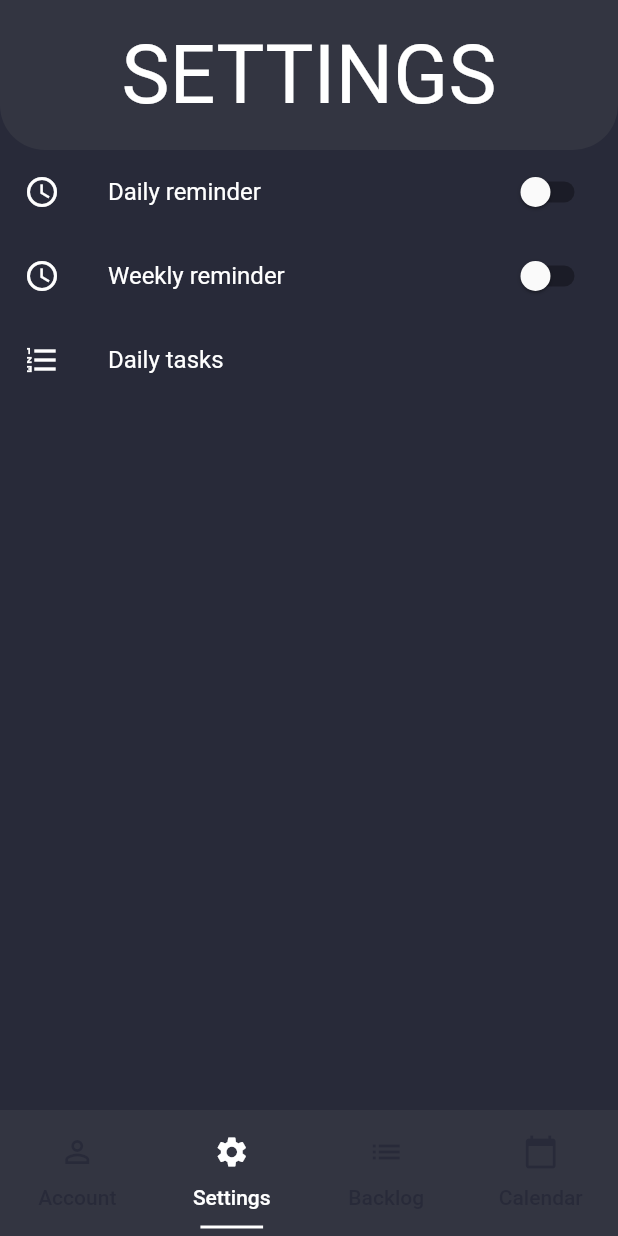
After one commit to MarrMann/ProductivityApp, a Flutter app: the screen it shows after launch, item 2 of the bottom bar chosen, on a phone screen of 412 x 824 dp. The commit adds this screen. Run offline on Flutter 3.47's test engine with Material 2 defaults, Android fonts, the phone set to English and light mode, and no system bars; Roboto replaces fonts that are missing (Yu Gothic UI).

Commit message:
Created settings page

```diff
--- a/SimpleWeek/lib/Models/global.dart
+++ b/SimpleWeek/lib/Models/global.dart
@@ -47,3 +47,8 @@
   color: Colors.white,
   fontSize: 28.0,
 );
+TextStyle settingsStyle = new TextStyle(
+  fontFamily: 'Yu Gothic UI',
+  color: Colors.white,
+  fontSize: 16.0,
+);
--- /dev/null
+++ b/SimpleWeek/lib/UI/Settings/settings.dart
@@ -0,0 +1,150 @@
+import 'package:flutter/material.dart';
+import 'package:SimpleWeek/Models/global.dart';
+
+class SettingsPage extends StatefulWidget {
+  SettingsPage({Key key}) : super(key: key);
+
+  @override
+  _SettingsPageState createState() => _SettingsPageState();
+}
+
+class _SettingsPageState extends State<SettingsPage> {
+  bool shouldRemindDaily = false;
+  bool shouldRemindWeekly = false;
+  bool isDarkTheme = true;
+
+  @override
+  Widget build(BuildContext context) {
+    double height = MediaQuery.of(context).size.height;
+
+    return Container(
+      color: darkGreyBackground,
+      child: Wrap(
+        children: <Widget>[
+          buildTitle(context),
+          Stack(
+            children: <Widget>[
+              buildSettingsList(context, height),
+            ],
+          )
+        ],
+      ),
+    );
+  }
+
+  Widget buildTitle(BuildContext context)
+  {
+    return Container(
+      height: 100.0,
+      decoration: BoxDecoration(
+        borderRadius: BorderRadius.only(
+          bottomLeft: Radius.circular(30.0),
+          bottomRight: Radius.circular(30.0)),
+        color: greyNormal),
+      child: Center(
+        child: Text(
+          'SETTINGS',
+          textAlign: TextAlign.center,
+          style: headerStyle,
+        ),
+      ),
+    );
+  }
+
+  Widget buildSettingsList(BuildContext context, double screenHeight){
+    return Container(
+      height: screenHeight - 100.0 - 38 - 15 - 55,
+      child: ListView(
+        children: buildSettingsTiles(context),
+      ),
+    );
+  }
+
+  List<Widget> buildSettingsTiles(BuildContext context){
+    List<Widget> settings = [];
+
+    //Daily reminder switch
+    settings.add(
+      SwitchListTile(
+        title: Text('Daily reminder', style: settingsStyle),
+        value: shouldRemindDaily,
+        secondary: const Icon(
+          Icons.schedule,
+          color: Colors.white,
+        ),
+        onChanged: (bool value) {
+
+        },
+      )
+    );
+
+    //Daily reminder
+    if (shouldRemindDaily){
+      settings.add(
+        ListTile(
+          title: Text('Daily reminder time', style: settingsStyle),
+          leading: Icon(
+            Icons.bookmark_border,
+            color: Colors.white,
+          ),
+        )
+      );
+    }
+
+    //Weekly reminder switch
+    settings.add(
+      SwitchListTile(
+        title: Text('Weekly reminder', style: settingsStyle),
+        value: shouldRemindWeekly,
+        secondary: const Icon(
+          Icons.schedule,
+          color: Colors.white,
+        ),
+        onChanged: (bool value) {
+
+        },
+      )
+    );
+
+    //Weekly reminder
+    if (shouldRemindWeekly){
+      settings.add(
+        ListTile(
+          title: Text('Weekly reminder time', style: settingsStyle),
+          leading: Icon(
+            Icons.bookmark_border,
+            color: Colors.white,
+          ),
+        )
+      );
+    }
+
+    //Daily task amount
+    settings.add(
+      ListTile(
+        title: Text('Daily tasks', style: settingsStyle),
+        leading: Icon(
+          Icons.format_list_numbered,
+          color: Colors.white,
+        ),
+      )
+    );
+
+    //Theme selection switch
+    // settings.add(
+    //   SwitchListTile(
+    //     title: Text('Dark theme', style: settingsStyle),
+    //     value: isDarkTheme,
+    //     secondary: const Icon(
+    //       Icons.lightbulb_outline,
+    //       color: Colors.white,
+    //     ),
+    //     onChanged: (bool value) {
+
+    //     },
+    //   )
+    // );
+
+    return settings;
+  }
+}
--- a/SimpleWeek/lib/main.dart
+++ b/SimpleWeek/lib/main.dart
@@ -2,6 +2,7 @@
 import 'package:SimpleWeek/UI/Backlog/backlog_page.dart';
 import 'package:SimpleWeek/UI/Calendar/calendar_page.dart';
 import 'package:SimpleWeek/UI/Calendar/daily_page.dart';
+import 'package:SimpleWeek/UI/Settings/Settings.dart';
 import 'package:flutter/material.dart';
 
 void main() => runApp(MyApp());
@@ -39,9 +40,7 @@
               new Container(
                 color: darkGreyBackground,
               ),
-              new Container(
-                color: darkGreyBackground,
-              ),
+              SettingsPage(),
               BacklogPage(),
               CalendarPage(),
             ],
```
